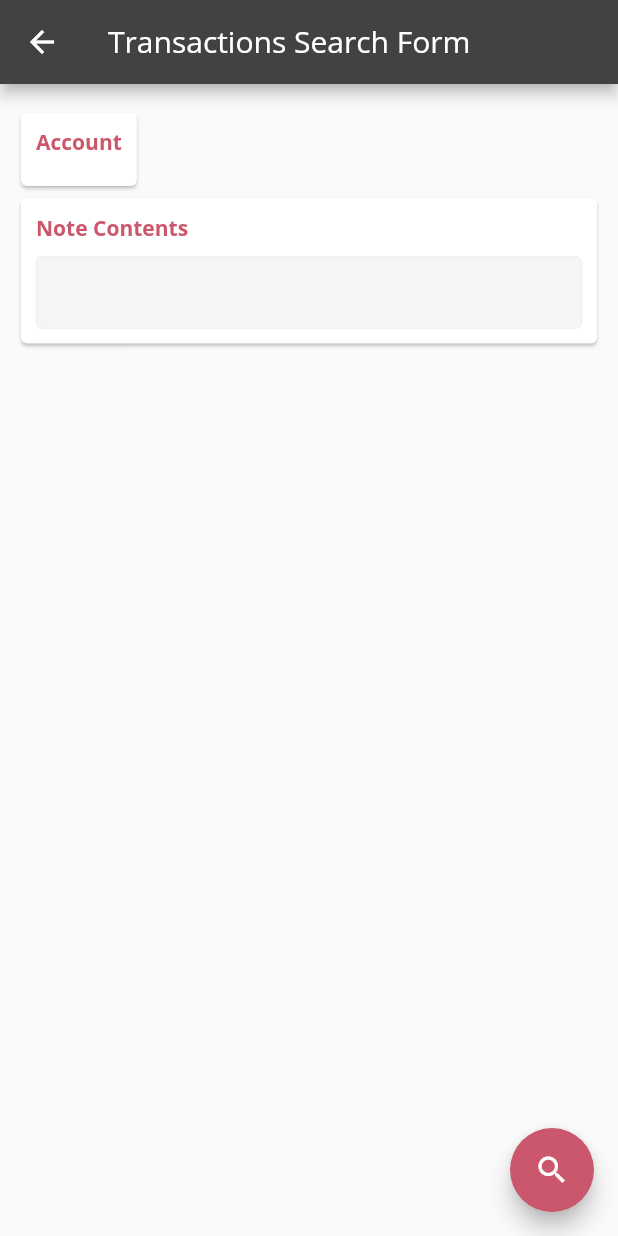
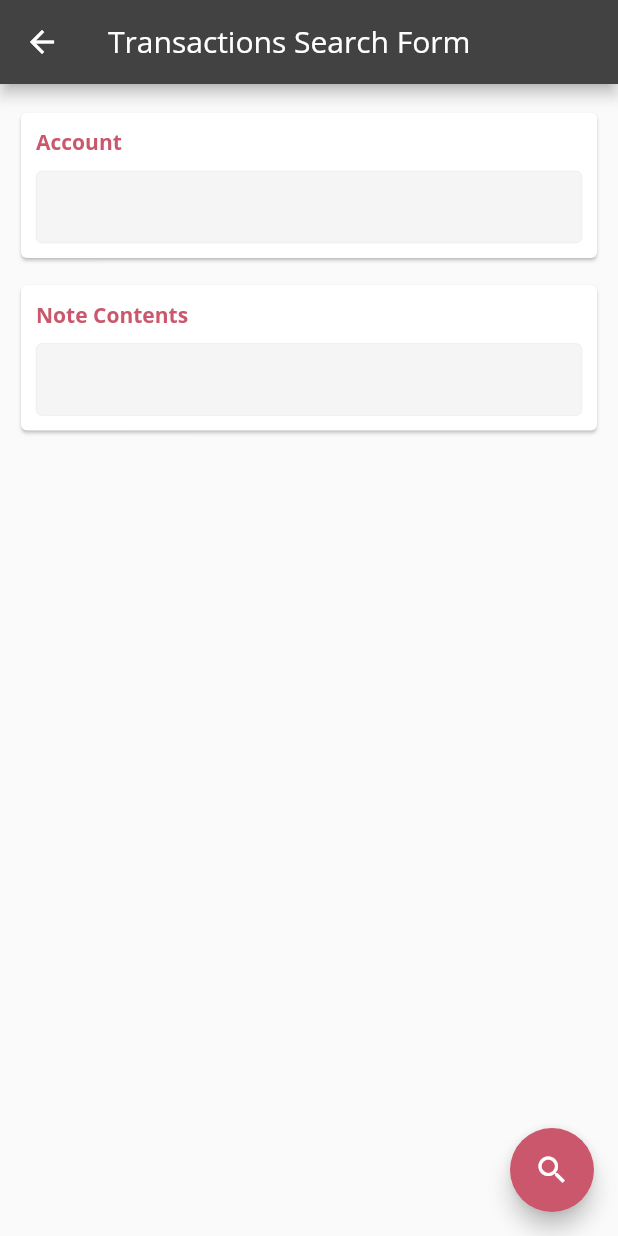
Before and after one commit to baselkorj/okonomi, a Flutter app: the SearchForm screen opened directly, on a phone screen of 412 x 824 dp. Run offline on Flutter 3.47's test engine with Material 2 defaults, Android fonts, the phone set to English and light mode, and no system bars; our stand-ins replace csv, file_picker, hive, hive_flutter, share_plus; missing offline and left inert: dart:js, syncfusion_flutter_xlsio; accounts and stored records are empty.

Commit message:
untracked changes

```diff
--- a/lib/main.dart
+++ b/lib/main.dart
@@ -4,6 +4,7 @@ import 'package:okonomi/models/global.dart';
 import 'package:okonomi/models/style.dart';
 import 'package:okonomi/screens/home/home.dart';
 import 'package:hive_flutter/hive_flutter.dart';
+import 'package:okonomi/screens/search/search_form.dart';
 
 void main() async {
   WidgetsFlutterBinding.ensureInitialized();
@@ -55,7 +56,7 @@ class _RestartWidgetState extends State<RestartWidget> {
                 theme: isDark.value ? ThemeData.dark() : ThemeData.light(),
                 darkTheme: isDark.value ? ThemeData.dark() : ThemeData.light(),
                 title: 'Okonomi Finance Manager',
-                home: Home());
+                home: SearchForm());
           }),
     );
   }
--- a/lib/screens/search/search_form.dart
+++ b/lib/screens/search/search_form.dart
@@ -14,6 +14,8 @@ class _SearchFormState extends State<SearchForm> {
   String title = "";
   @override
   Widget build(BuildContext context) {
+    double screenWidth = MediaQuery.of(context).size.width;
+
     return FocusScope(
         child: Form(
             key: _searchForm,
@@ -28,18 +30,19 @@ class _SearchFormState extends State<SearchForm> {
                 onPressed: () {},
               ),
               body: Container(
-                alignment: FractionalOffset.topCenter,
+                width:
+                    screenWidth > 550 ? 550 : MediaQuery.of(context).size.width,
+                alignment: Alignment.topCenter,
                 child: SingleChildScrollView(
                   padding: EdgeInsets.symmetric(horizontal: 10, vertical: 15),
                   physics: BouncingScrollPhysics(),
-                  child: Column(
-                      crossAxisAlignment: CrossAxisAlignment.start,
-                      mainAxisSize: MainAxisSize.min,
-                      children: [
+                  child: Column(mainAxisSize: MainAxisSize.min, children: [
                     Card(
                       child: Padding(
                         padding: EdgeInsets.all(10.0),
-                            child: Column(children: [
+                        child: Column(
+                            crossAxisAlignment: CrossAxisAlignment.start,
+                            children: [
                               Text(
                                 'Account',
                                 style: TextStyle(
@@ -47,9 +50,26 @@ class _SearchFormState extends State<SearchForm> {
                                     fontWeight: FontWeight.w700),
                               ),
                               SizedBox(height: 10),
+                              Focus(child:
+                                  Builder(builder: (BuildContext context) {
+                                final FocusNode focusNode = Focus.of(context);
+                                final bool hasFocus = focusNode.hasFocus;
+                                return TextFormField(
+                                    style: textStyle(hasFocus, color1),
+                                    decoration:
+                                        buildInputDecoration(hasFocus, color1),
+                                    validator: (value) {
+                                      if (value == null || value.isEmpty) {
+                                        return '';
+                                      }
+                                      return null;
+                                    },
+                                    onChanged: (value) => title = value);
+                              }))
                             ]),
                       ),
                     ),
+                    SizedBox(height: 10.0),
                     Card(
                       child: Padding(
                         padding: EdgeInsets.all(10),
@@ -63,14 +83,14 @@ class _SearchFormState extends State<SearchForm> {
                                   fontWeight: FontWeight.w700),
                             ),
                             SizedBox(height: 10),
-                                Focus(child:
-                                    Builder(builder: (BuildContext context) {
+                            Focus(
+                                child: Builder(builder: (BuildContext context) {
                               final FocusNode focusNode = Focus.of(context);
                               final bool hasFocus = focusNode.hasFocus;
                               return TextFormField(
                                   style: textStyle(hasFocus, color1),
-                                      decoration: buildInputDecoration(
-                                          hasFocus, color1),
+                                  decoration:
+                                      buildInputDecoration(hasFocus, color1),
                                   validator: (value) {
                                     if (value == null || value.isEmpty) {
                                       return '';
```
Also changed, not shown: lib/screens/account_manager/account_overview.dart (+5 -10 lines). Lines whose indentation alone changed are shown as unchanged.
